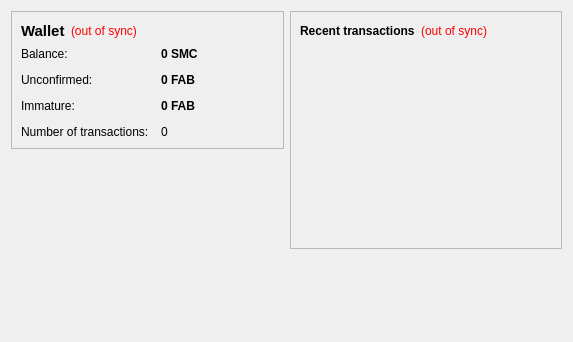
chocolatecoin/chocolatecoin, file src/qt/forms/overviewpage.ui: the form before one commit.
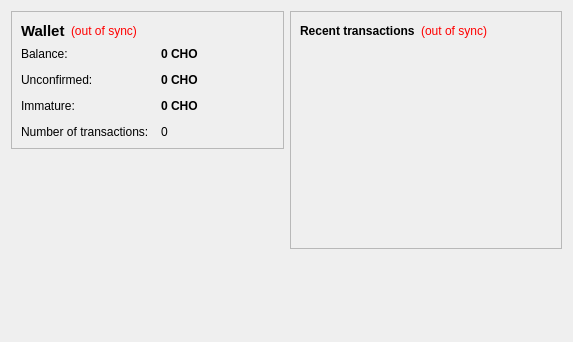
The form after the commit.

The edit to the form file:
```diff
--- a/src/qt/forms/overviewpage.ui
+++ b/src/qt/forms/overviewpage.ui
@@ -105,7 +105,7 @@
              <string>Your current balance</string>
             </property>
             <property name="text">
-             <string notr="true">0 SMC</string>
+             <string notr="true">0 CHO</string>
             </property>
             <property name="textInteractionFlags">
              <set>Qt::LinksAccessibleByMouse|Qt::TextSelectableByKeyboard|Qt::TextSelectableByMouse</set>
@@ -134,7 +134,7 @@
              <string>Total of transactions that have yet to be confirmed, and do not yet count toward the current balance</string>
             </property>
             <property name="text">
-             <string notr="true">0 FAB</string>
+             <string notr="true">0 CHO</string>
             </property>
             <property name="textInteractionFlags">
              <set>Qt::LinksAccessibleByMouse|Qt::TextSelectableByKeyboard|Qt::TextSelectableByMouse</set>
@@ -177,7 +177,7 @@
              <string>Mined balance that has not yet matured</string>
             </property>
             <property name="text">
-             <string notr="true">0 FAB</string>
+             <string notr="true">0 CHO</string>
             </property>
             <property name="textInteractionFlags">
              <set>Qt::LinksAccessibleByMouse|Qt::TextSelectableByKeyboard|Qt::TextSelectableByMouse</set>
```
Left out of the diff: 4 changed lines with no effect on the pictures.
